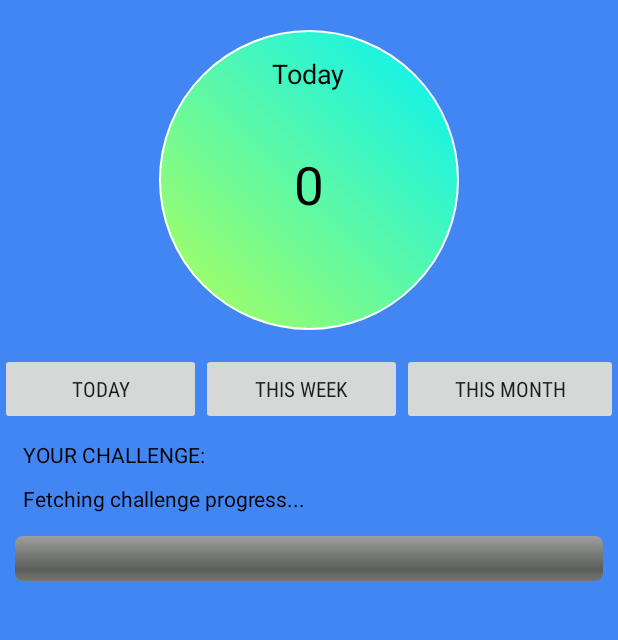
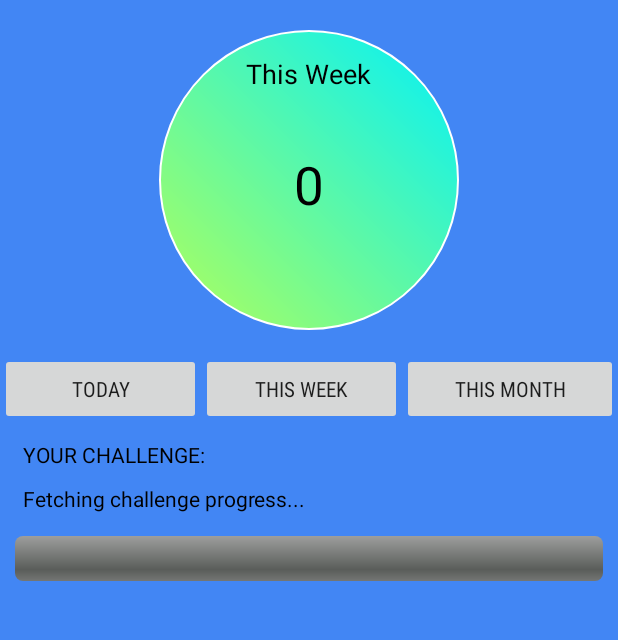
Before and after one commit to yiannisEfth/GitFit, an Android app: the HomeFragment screen opened directly, with no data from a screen before it, after a tap on "THIS WEEK", on a phone screen of 412 x 824 dp, the part 84-724 px from its top. Run offline under Robolectric (Android 15) with nearby library versions, the light colour scheme and no system bars; 1 other tap on this screen came first.

Commit message:
Daily step reset and "this week" button
Daily reset not yet fully tested. Can be checked tomorrow.

```diff
--- a/app/src/main/java/com2027/killaz/kalorie/gitfit/DatabaseHelper.java
+++ b/app/src/main/java/com2027/killaz/kalorie/gitfit/DatabaseHelper.java
@@ -117,10 +117,19 @@ public class DatabaseHelper extends SQLiteOpenHelper {
     public int getSteps(String date) {
         SQLiteDatabase db = this.getReadableDatabase();
         String query = "SELECT * FROM " + TABLE_NAME +
-                "WHERE " + COLUMN_DATE + " = ?";
+                " WHERE " + COLUMN_DATE + " = ?";
 
+        int result;
         Cursor cursor = db.rawQuery(query, new String[]{date});
 
-        return cursor.getInt(cursor.getColumnIndex(COLUMN_STEPS));
+        if (!(cursor.moveToFirst()) || cursor.getCount() ==0){
+            // cursor is empty
+            result = 0;
+        } else {
+            result = cursor.getInt(cursor.getColumnIndex(COLUMN_STEPS));
+        }
+
+        cursor.close();
+        return result;
     }
 }
--- a/app/src/main/java/com2027/killaz/kalorie/gitfit/HomeFragment.java
+++ b/app/src/main/java/com2027/killaz/kalorie/gitfit/HomeFragment.java
@@ -35,6 +35,7 @@ public class HomeFragment extends Fragment {
     private ProgressBar challengeBar;
     private StepBroadcastReceiver br;
     private DatabaseHelper dbHelper;
+    private int steps;
 
     @Nullable
     @Override
@@ -56,16 +57,13 @@ public class HomeFragment extends Fragment {
         dbHelper = DatabaseHelper.getInstance(getContext());
         //todayBtn.setBackgroundColor(Color.GREEN);
 
+        final DateFormat dateFormat = new SimpleDateFormat("YYYY-MM-dd", Locale.UK);
+
         todayBtn.setOnClickListener(new View.OnClickListener() {
             @Override
             public void onClick(View v) {
-                Date currentDate = Calendar.getInstance().getTime();
-                DateFormat dateFormat = new SimpleDateFormat("yyyy-mm-dd", Locale.UK);
-                String dateString = dateFormat.format(currentDate);
-
-                int steps = dbHelper.getSteps(dateString);
                 stepText.setText(String.valueOf(steps));
-                timeText.setText(R.string.today);
+                timeText.setText(R.string.button_1);
                 //todayBtn.setBackgroundColor(Color.GREEN);
             }
         });
@@ -73,7 +71,24 @@ public class HomeFragment extends Fragment {
         thisWeekBtn.setOnClickListener(new View.OnClickListener() {
             @Override
             public void onClick(View v) {
-                // TODO
+                Calendar cal = Calendar.getInstance();
+                cal.setTimeInMillis(System.currentTimeMillis());
+
+                // Step backwards through the week until Monday.
+                // Add up each day's steps to get total value.
+                int total = steps;
+                while (cal.get(Calendar.DAY_OF_WEEK) != cal.getFirstDayOfWeek()) {
+                    cal.add(Calendar.DAY_OF_WEEK, -1);
+
+                    String dateString = dateFormat.format(cal.getTime());
+                    Log.v("Getting steps from", dateString);
+
+                    total += dbHelper.getSteps(dateString);
+                    Log.v("Updated total", String.valueOf(total));
+                }
+
+                stepText.setText(String.valueOf(total));
+                timeText.setText(R.string.button_2);
             }
         });
 
@@ -93,7 +108,7 @@ public class HomeFragment extends Fragment {
         public void onReceive(Context context, Intent intent) {
             Log.d("Broadcast Receiver", "Broadcast Received.");
 
-            int steps = intent.getIntExtra("steps", 0);
+            steps = intent.getIntExtra("steps", 0);
             int remaining = intent.getIntExtra("remaining", 0);
             int total = intent.getIntExtra("challengeTotal", 0);
 
--- a/app/src/main/res/layout/home_fragment.xml
+++ b/app/src/main/res/layout/home_fragment.xml
@@ -33,7 +33,7 @@
             android:layout_margin="1dp"
             android:paddingTop="15dp"
             android:layout_gravity="center"
-            android:text="@string/today"
+            android:text="@string/button_1"
             android:textSize="18sp"
             android:textColor="#000000" />
 
--- a/app/src/main/res/values/strings.xml
+++ b/app/src/main/res/values/strings.xml
@@ -11,5 +11,4 @@
     <string name="button_2">This Week</string>
     <string name="button_3">This Month</string>
     <string name="fetching_challenge_progress">Fetching challenge progress...</string>
-    <string name="today">Today</string>
 </resources>
```
Also changed, not shown: app/src/main/java/com2027/killaz/kalorie/gitfit/FirestoreService.java (+6 -1 lines).
